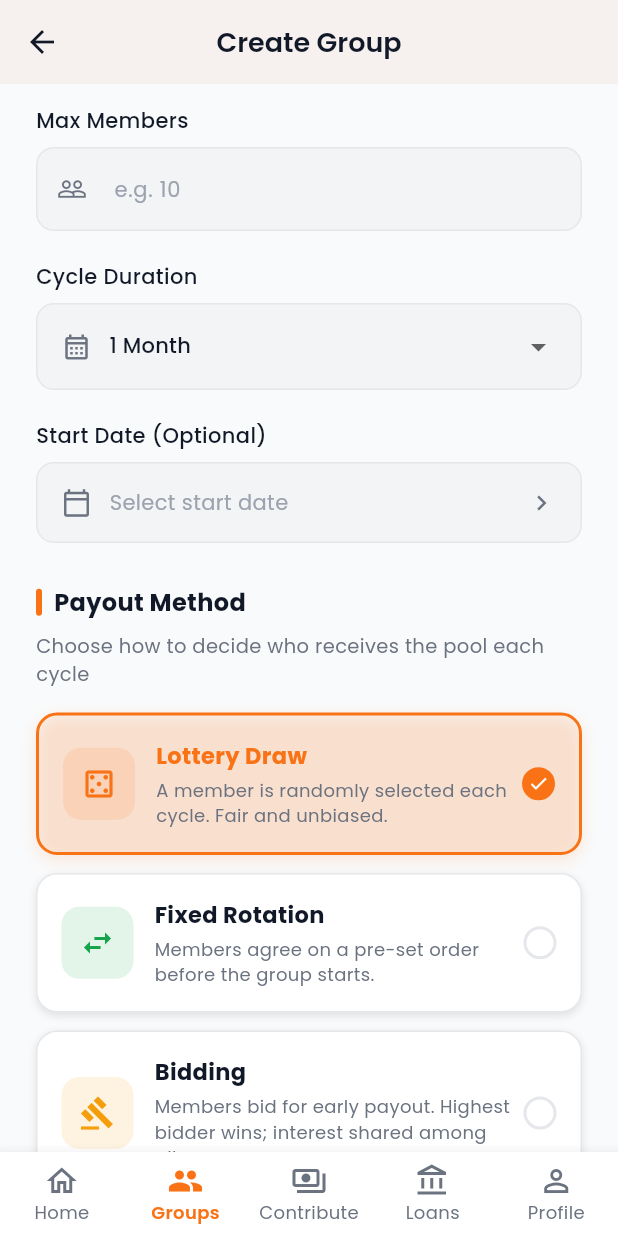
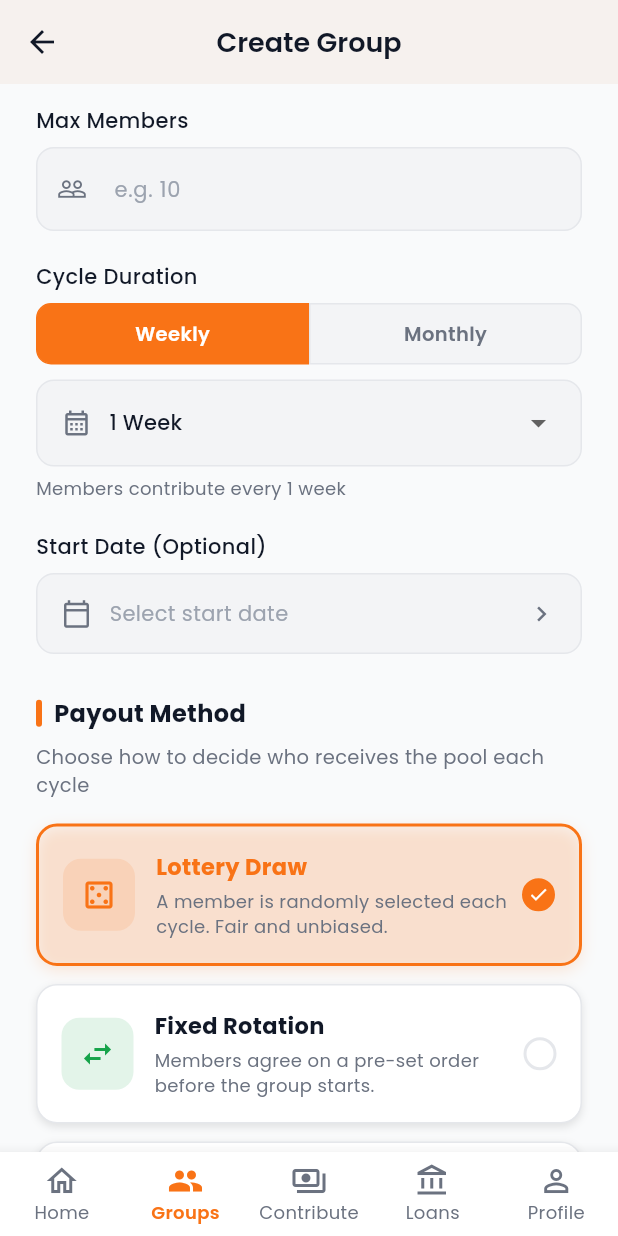
Before and after one commit to kebede08/equb-kabe, a Flutter app: the CreateGroupScreen screen opened by its route, scrolled down 576 dp, on a phone screen of 412 x 824 dp. Run offline on Flutter 3.47's test engine with Material 3 defaults, Android fonts, the phone set to English and light mode, and no system bars; our stand-ins replace dio, fl_chart, flutter_riverpod, flutter_secure_storage, go_router, pin_code_fields; accounts and stored records are empty.

Commit message:
Add weekly cycle duration, fix profile settings navigation and menu links

```diff
--- a/lib/features/groups/screens/create_group_screen.dart
+++ b/lib/features/groups/screens/create_group_screen.dart
@@ -24,6 +24,8 @@ class _CreateGroupScreenState extends State<CreateGroupScreen> {
   final _amountController = TextEditingController();
   final _membersController = TextEditingController();
 
+  // Cycle type: 'weeks' or 'months'
+  String _cycleType = 'weeks';
   int _cycleDuration = 1;
   DateTime? _startDate;
   bool _isLoading = false;
@@ -163,19 +165,88 @@ class _CreateGroupScreenState extends State<CreateGroupScreen> {
                 const SizedBox(height: 20),
 
                 // Cycle Duration
-                _DropdownField(
-                  label: 'Cycle Duration',
-                  icon: Icons.calendar_month_outlined,
+                Column(
+                  crossAxisAlignment: CrossAxisAlignment.start,
+                  children: [
+                    const Text('Cycle Duration', style: TextStyle(fontSize: 14, fontWeight: FontWeight.w500, color: AppColors.textDark)),
+                    const SizedBox(height: 8),
+                    // Week / Month toggle
+                    Row(
+                      children: [
+                        Expanded(
+                          child: GestureDetector(
+                            onTap: () => setState(() { _cycleType = 'weeks'; _cycleDuration = 1; }),
+                            child: Container(
+                              padding: const EdgeInsets.symmetric(vertical: 10),
+                              decoration: BoxDecoration(
+                                color: _cycleType == 'weeks' ? AppColors.primary : AppColors.surfaceVariant,
+                                borderRadius: const BorderRadius.horizontal(left: Radius.circular(10)),
+                                border: Border.all(color: _cycleType == 'weeks' ? AppColors.primary : AppColors.border),
+                              ),
+                              child: Center(
+                                child: Text('Weekly', style: TextStyle(fontWeight: FontWeight.w600, fontSize: 13, color: _cycleType == 'weeks' ? Colors.white : AppColors.textGray)),
+                              ),
+                            ),
+                          ),
+                        ),
+                        Expanded(
+                          child: GestureDetector(
+                            onTap: () => setState(() { _cycleType = 'months'; _cycleDuration = 1; }),
+                            child: Container(
+                              padding: const EdgeInsets.symmetric(vertical: 10),
+                              decoration: BoxDecoration(
+                                color: _cycleType == 'months' ? AppColors.primary : AppColors.surfaceVariant,
+                                borderRadius: const BorderRadius.horizontal(right: Radius.circular(10)),
+                                border: Border.all(color: _cycleType == 'months' ? AppColors.primary : AppColors.border),
+                              ),
+                              child: Center(
+                                child: Text('Monthly', style: TextStyle(fontWeight: FontWeight.w600, fontSize: 13, color: _cycleType == 'months' ? Colors.white : AppColors.textGray)),
+                              ),
+                            ),
+                          ),
+                        ),
+                      ],
+                    ),
+                    const SizedBox(height: 10),
+                    // Duration picker
+                    Container(
+                      padding: const EdgeInsets.symmetric(horizontal: 16, vertical: 4),
+                      decoration: BoxDecoration(
+                        color: AppColors.surfaceVariant,
+                        borderRadius: BorderRadius.circular(12),
+                        border: Border.all(color: AppColors.border),
+                      ),
+                      child: Row(
+                        children: [
+                          Icon(Icons.calendar_month_outlined, color: AppColors.textGray, size: 20),
+                          const SizedBox(width: 12),
+                          Expanded(
                             child: DropdownButtonHideUnderline(
                               child: DropdownButton<int>(
                                 value: _cycleDuration,
                                 isExpanded: true,
-                      items: List.generate(24, (i) => i + 1)
+                                items: _cycleType == 'weeks'
+                                    ? List.generate(12, (i) => i + 1)
+                                        .map((w) => DropdownMenuItem(value: w, child: Text(w == 1 ? '1 Week' : '$w Weeks')))
+                                        .toList()
+                                    : List.generate(24, (i) => i + 1)
                                         .map((m) => DropdownMenuItem(value: m, child: Text(m == 1 ? '1 Month' : '$m Months')))
                                         .toList(),
                                 onChanged: (v) => setState(() => _cycleDuration = v!),
                               ),
                             ),
+                          ),
+                        ],
+                      ),
+                    ),
+                    const SizedBox(height: 6),
+                    Text(
+                      _cycleType == 'weeks'
+                          ? 'Members contribute every $_cycleDuration week${_cycleDuration > 1 ? "s" : ""}'
+                          : 'Members contribute every $_cycleDuration month${_cycleDuration > 1 ? "s" : ""}',
+                      style: const TextStyle(fontSize: 12, color: AppColors.textGray),
+                    ),
+                  ],
                 ),
                 const SizedBox(height: 20),
 
--- a/lib/features/profile/screens/profile_screen.dart
+++ b/lib/features/profile/screens/profile_screen.dart
@@ -57,8 +57,11 @@ class ProfileScreen extends StatelessWidget {
                   _Section(
                     title: 'Account',
                     items: [
-                      _MenuItem(icon: Icons.person_outline, label: 'Edit Profile', onTap: () {}),
-                      _MenuItem(icon: Icons.lock_outline, label: 'Change Password', onTap: () {}),
+                      _MenuItem(icon: Icons.person_outline, label: 'Edit Profile', onTap: () {
+                        ScaffoldMessenger.of(context).showSnackBar(const SnackBar(content: Text('Edit Profile coming soon')));
+                      }),
+                      _MenuItem(icon: Icons.lock_outline, label: 'Change Password', onTap: () => context.go(AppRoutes.settings)),
+                      _MenuItem(icon: Icons.settings_outlined, label: 'Settings', onTap: () => context.go(AppRoutes.settings)),
                       _MenuItem(icon: Icons.fingerprint, label: 'Biometric Login', trailing: Switch(value: false, onChanged: (v) {})),
                     ],
                   ),
@@ -68,7 +71,7 @@ class ProfileScreen extends StatelessWidget {
                   _Section(
                     title: 'Preferences',
                     items: [
-                      _MenuItem(icon: Icons.notifications_outlined, label: 'Notifications', onTap: () {}),
+                      _MenuItem(icon: Icons.notifications_outlined, label: 'Notifications', onTap: () => context.go(AppRoutes.settings)),
                       _MenuItem(icon: Icons.language_outlined, label: 'Language', trailing: const Text('English', style: TextStyle(color: AppColors.textGray))),
                       _MenuItem(icon: Icons.dark_mode_outlined, label: 'Dark Mode', trailing: Switch(value: false, onChanged: (v) {})),
                     ],
@@ -80,9 +83,17 @@ class ProfileScreen extends StatelessWidget {
                     title: 'Support',
                     items: [
                       _MenuItem(icon: Icons.monetization_on_outlined, label: 'Revenue Management', onTap: () => context.go(AppRoutes.revenue)),
-                      _MenuItem(icon: Icons.help_outline, label: 'Help Center', onTap: () {}),
-                      _MenuItem(icon: Icons.privacy_tip_outlined, label: 'Privacy Policy', onTap: () {}),
-                      _MenuItem(icon: Icons.description_outlined, label: 'Terms of Service', onTap: () {}),
+                      _MenuItem(icon: Icons.bar_chart_outlined, label: 'Reports', onTap: () => context.go(AppRoutes.reports)),
+                      _MenuItem(icon: Icons.school_outlined, label: 'Financial Education', onTap: () => context.go(AppRoutes.education)),
+                      _MenuItem(icon: Icons.help_outline, label: 'Help Center', onTap: () {
+                        ScaffoldMessenger.of(context).showSnackBar(const SnackBar(content: Text('Help Center coming soon')));
+                      }),
+                      _MenuItem(icon: Icons.privacy_tip_outlined, label: 'Privacy Policy', onTap: () {
+                        ScaffoldMessenger.of(context).showSnackBar(const SnackBar(content: Text('Privacy Policy coming soon')));
+                      }),
+                      _MenuItem(icon: Icons.description_outlined, label: 'Terms of Service', onTap: () {
+                        ScaffoldMessenger.of(context).showSnackBar(const SnackBar(content: Text('Terms of Service coming soon')));
+                      }),
                       _MenuItem(icon: Icons.info_outline, label: 'About', trailing: const Text('v1.0.0', style: TextStyle(color: AppColors.textGray))),
                     ],
                   ),
```
Lines whose indentation alone changed are shown as unchanged.
